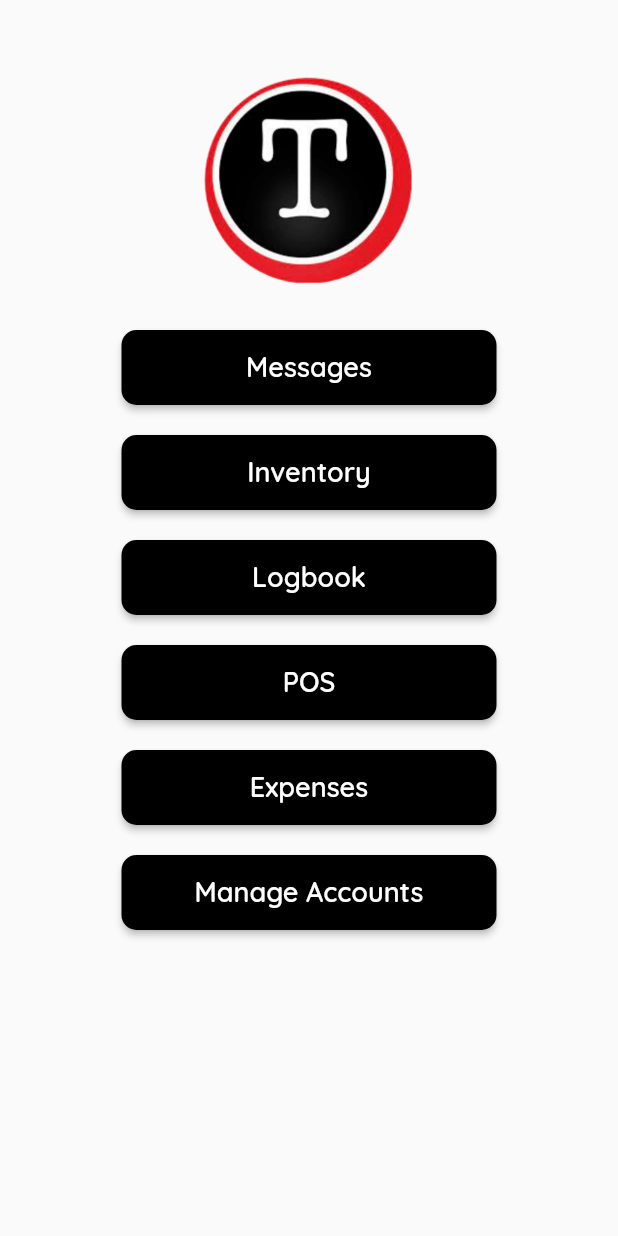
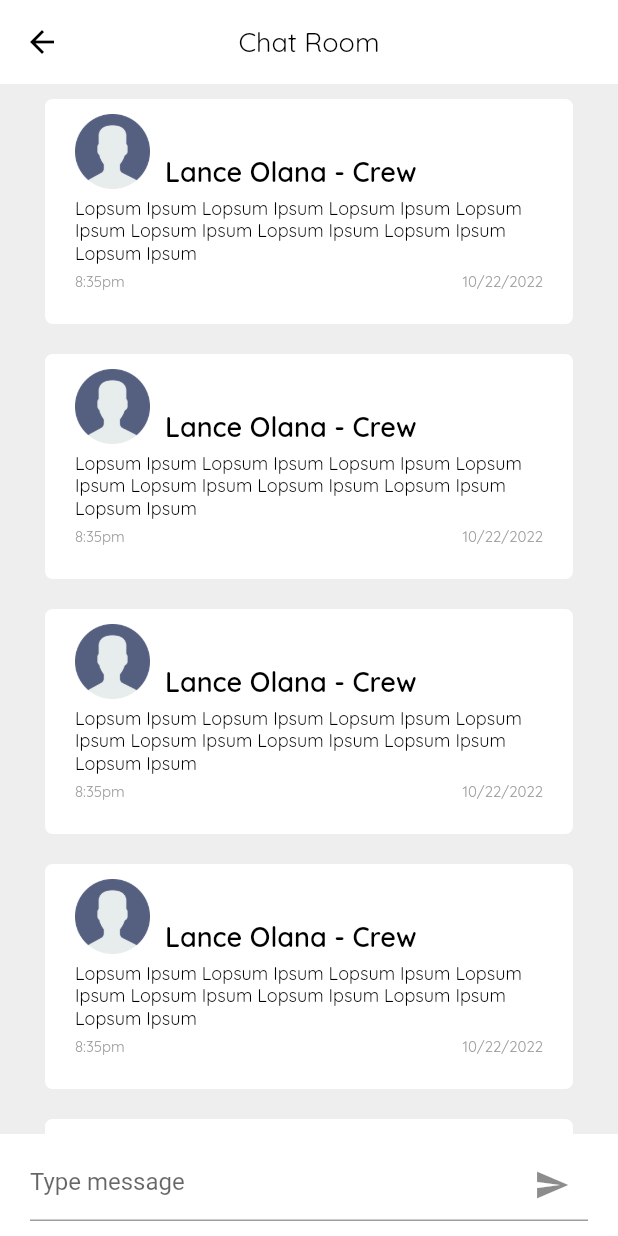
Before and after one commit to lansoyyy/turks, a Flutter app: the AdminHome screen opened directly, after a tap on "Messages", on a phone screen of 412 x 824 dp. Run offline on Flutter 3.47's test engine with Material 2 defaults, Android fonts, the phone set to English and light mode, and no system bars; our stand-ins replace get_storage; accounts and stored records are empty.

Commit message:
Added Expenses

```diff
--- a/lib/views/admin/admin_home.dart
+++ b/lib/views/admin/admin_home.dart
@@ -1,7 +1,9 @@
 import 'package:flutter/material.dart';
 import 'package:turks/views/admin/create_account_page.dart';
+import 'package:turks/views/admin/expenses_page_admin.dart';
 import 'package:turks/views/admin/logbook_admin.dart';
 import 'package:turks/views/admin/pos_page.dart';
+import 'package:turks/views/chatroom_page.dart';
 import 'package:turks/widgets/button_widget.dart';
 
 import 'inventory_page.dart';
@@ -26,7 +28,12 @@ class AdminHome extends StatelessWidget {
             const SizedBox(
               height: 20,
             ),
-            ButtonWidget(onPressed: () {}, text: 'Messages'),
+            ButtonWidget(
+                onPressed: () {
+                  Navigator.of(context).push(MaterialPageRoute(
+                      builder: (context) => const ChatRoom()));
+                },
+                text: 'Messages'),
             const SizedBox(
               height: 20,
             ),
@@ -57,7 +64,12 @@ class AdminHome extends StatelessWidget {
             const SizedBox(
               height: 20,
             ),
-            ButtonWidget(onPressed: () {}, text: 'Expenses'),
+            ButtonWidget(
+                onPressed: () {
+                  Navigator.of(context).push(MaterialPageRoute(
+                      builder: (context) => const ExpensesPageAdmin()));
+                },
+                text: 'Expenses'),
             const SizedBox(
               height: 20,
             ),
--- /dev/null
+++ b/lib/views/chatroom_page.dart
@@ -0,0 +1,107 @@
+import 'package:flutter/material.dart';
+import 'package:turks/widgets/appbar_widget.dart';
+import 'package:turks/widgets/text_widget.dart';
+
+class ChatRoom extends StatelessWidget {
+  const ChatRoom({Key? key}) : super(key: key);
+
+  @override
+  Widget build(BuildContext context) {
+    return Scaffold(
+      backgroundColor: Colors.grey[200],
+      appBar: AppbarWidget('Chat Room'),
+      body: Center(
+        child: Column(
+          crossAxisAlignment: CrossAxisAlignment.center,
+          children: [
+            Expanded(
+              child: SizedBox(
+                child: ListView.builder(itemBuilder: ((context, index) {
+                  return Padding(
+                    padding: const EdgeInsets.fromLTRB(30, 10, 30, 10),
+                    child: Container(
+                      decoration: BoxDecoration(
+                        color: Colors.white,
+                        borderRadius: BorderRadius.circular(5),
+                      ),
+                      height: 150,
+                      child: Padding(
+                        padding: const EdgeInsets.fromLTRB(20, 10, 20, 10),
+                        child: SingleChildScrollView(
+                          child: Column(
+                            crossAxisAlignment: CrossAxisAlignment.start,
+                            children: [
+                              Row(
+                                crossAxisAlignment: CrossAxisAlignment.end,
+                                children: [
+                                  Image.asset(
+                                    'assets/images/profile.png',
+                                    height: 50,
+                                  ),
+                                  const SizedBox(
+                                    width: 10,
+                                  ),
+                                  TextBold(
+                                      text: 'Lance Olana - Crew',
+                                      fontSize: 18,
+                                      color: Colors.black),
+                                ],
+                              ),
+                              const SizedBox(
+                                height: 5,
+                              ),
+                              TextRegular(
+                                  text:
+                                      'Lopsum Ipsum Lopsum Ipsum Lopsum Ipsum Lopsum Ipsum Lopsum Ipsum Lopsum Ipsum Lopsum Ipsum Lopsum Ipsum',
+                                  fontSize: 12,
+                                  color: Colors.black),
+                              const SizedBox(
+                                height: 5,
+                              ),
+                              Row(
+                                crossAxisAlignment: CrossAxisAlignment.end,
+                                mainAxisAlignment:
+                                    MainAxisAlignment.spaceBetween,
+                                children: [
+                                  TextRegular(
+                                      text: '8:35pm',
+                                      fontSize: 10,
+                                      color: Colors.grey),
+                                  TextRegular(
+                                      text: '10/22/2022',
+                                      fontSize: 10,
+                                      color: Colors.grey),
+                                ],
+                              ),
+                            ],
+                          ),
+                        ),
+                      ),
+                    ),
+                  );
+                })),
+              ),
+            ),
+            ColoredBox(
+              color: Colors.white,
+              child: Padding(
+                padding: const EdgeInsets.fromLTRB(20, 10, 20, 10),
+                child: TextFormField(
+                  onChanged: (_input) {},
+                  textCapitalization: TextCapitalization.words,
+                  decoration: InputDecoration(
+                    suffixIcon: IconButton(
+                      onPressed: () {},
+                      icon: const Icon(Icons.send),
+                    ),
+                    hintText: 'Type message',
+                  ),
+                ),
+              ),
+            ),
+          ],
+        ),
+      ),
+    );
+  }
+}
```
Also changed, not shown: lib/views/admin/expenses_page_admin.dart (added, +461 -0 lines), lib/widgets/drawer_widget.dart (+12 -0 lines).
